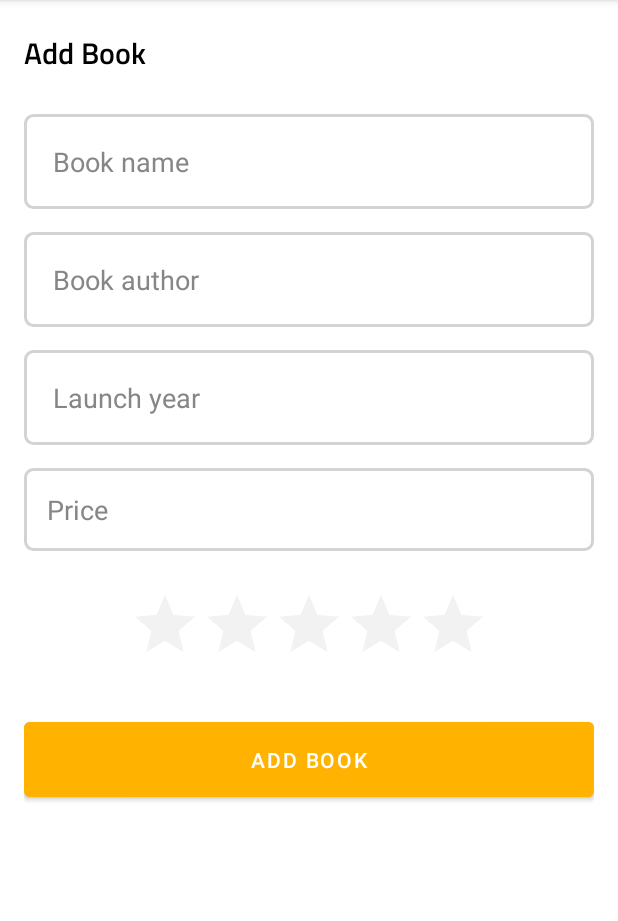
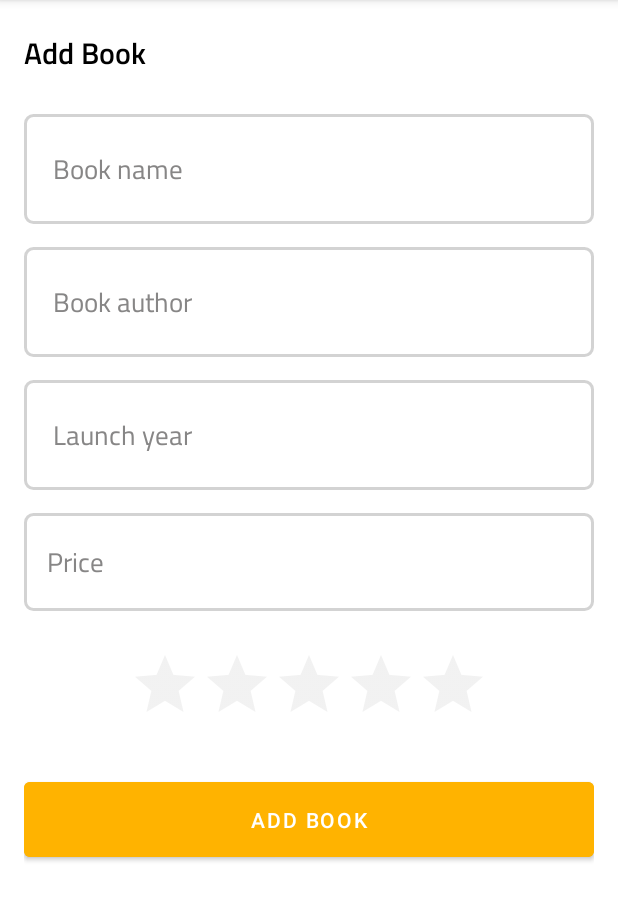
Before and after one commit to MohmmadElEfranji/MyLibraryFireStore, an Android app: the AddBookFragment screen opened through its navigation route, on a phone screen of 412 x 824 dp, the part 84-1005 px from its top. Run offline under Robolectric (Android 15) with nearby library versions, the phone set to English and light mode, and no system bars; our stand-ins replace Firebase (no records; nobody signed in at launch, a user with empty details on screens opened directly); libraries missing offline, so code that uses them is left out: com.shasin.notificationbanner.

Commit message:
change fontFamily

```diff
--- a/app/src/main/res/layout/fragment_add_book.xml
+++ b/app/src/main/res/layout/fragment_add_book.xml
@@ -39,6 +39,7 @@
             android:layout_marginTop="15dp"
             android:background="@drawable/ed_shape"
             android:hint="Book name"
+            android:fontFamily="@font/c"
             android:padding="19dp"
             android:textColor="@color/black"
             android:textColorHint="#878686" />
@@ -50,6 +51,7 @@
             android:layout_marginTop="15dp"
             android:background="@drawable/ed_shape"
             android:hint="Book author"
+            android:fontFamily="@font/c"
             android:padding="19dp"
             android:textColor="@color/black"
             android:textColorHint="#878686" />
@@ -64,6 +66,7 @@
             android:hint="Launch year"
             android:inputType="date"
             android:maxLength="4"
+            android:fontFamily="@font/c"
             android:padding="19dp"
             android:textColor="@color/black"
             android:textColorHint="#878686" />
@@ -76,6 +79,7 @@
             android:background="@drawable/ed_shape"
             android:hint="Price"
             android:inputType="number"
+            android:fontFamily="@font/c"
             android:padding="15dp"
             android:textColor="@color/black"
             android:textColorHint="#878686" />
--- a/app/src/main/res/layout/fragment_edit_book.xml
+++ b/app/src/main/res/layout/fragment_edit_book.xml
@@ -39,6 +39,7 @@
             android:layout_marginTop="15dp"
             android:background="@drawable/ed_shape"
             android:hint="Book name"
+            android:fontFamily="@font/c"
             android:padding="19dp"
             android:textColor="@color/black"
             android:textColorHint="#878686" />
@@ -50,6 +51,7 @@
             android:layout_marginTop="15dp"
             android:background="@drawable/ed_shape"
             android:hint="Book author"
+            android:fontFamily="@font/c"
             android:padding="19dp"
             android:textColor="@color/black"
             android:textColorHint="#878686" />
@@ -62,6 +64,7 @@
             android:layout_marginTop="15dp"
             android:background="@drawable/ed_shape"
             android:hint="Launch year"
+            android:fontFamily="@font/c"
             android:inputType="date"
             android:maxLength="4"
             android:padding="19dp"
@@ -75,6 +78,7 @@
             android:layout_marginTop="15dp"
             android:background="@drawable/ed_shape"
             android:hint="Price"
+            android:fontFamily="@font/c"
             android:inputType="number"
             android:padding="15dp"
             android:textColor="@color/black"
```
